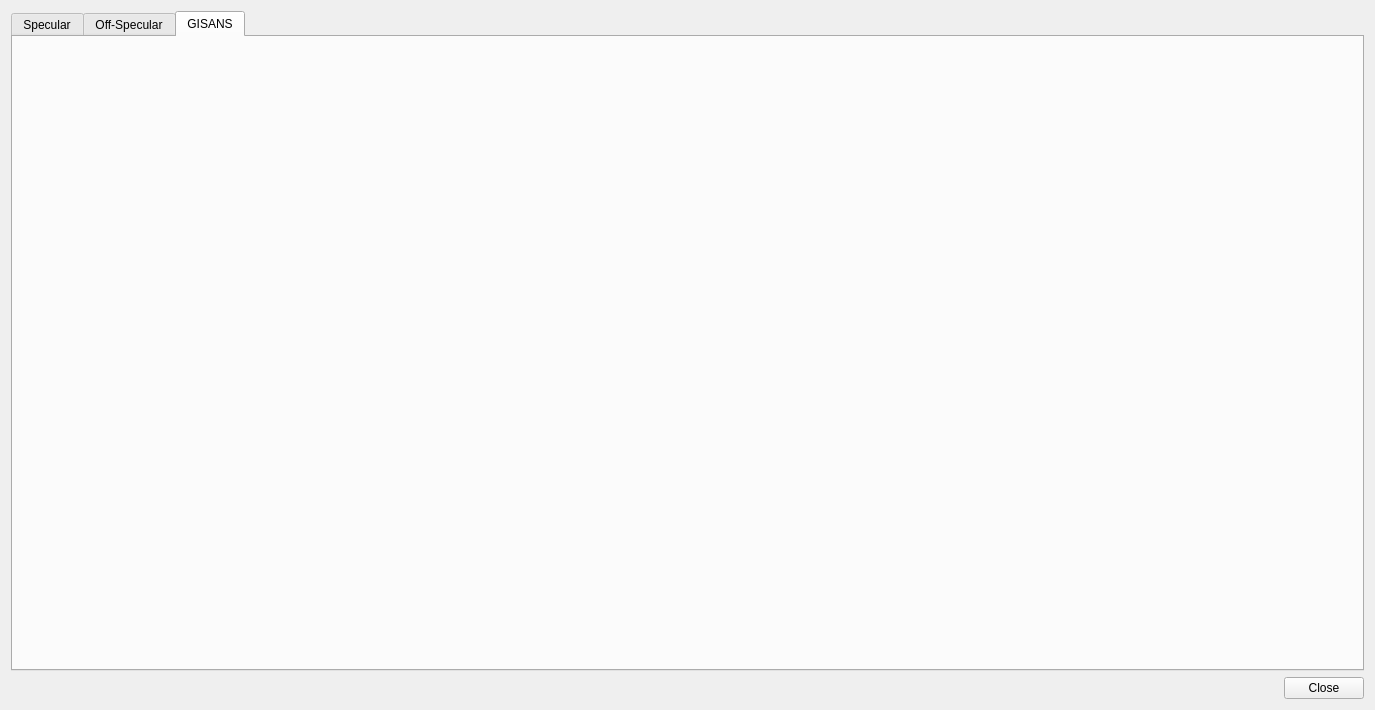
Before: the Qt Designer form designer/ui_result_viewer.ui in neutrons/reflectivity_ui, drawn with Qt 5.
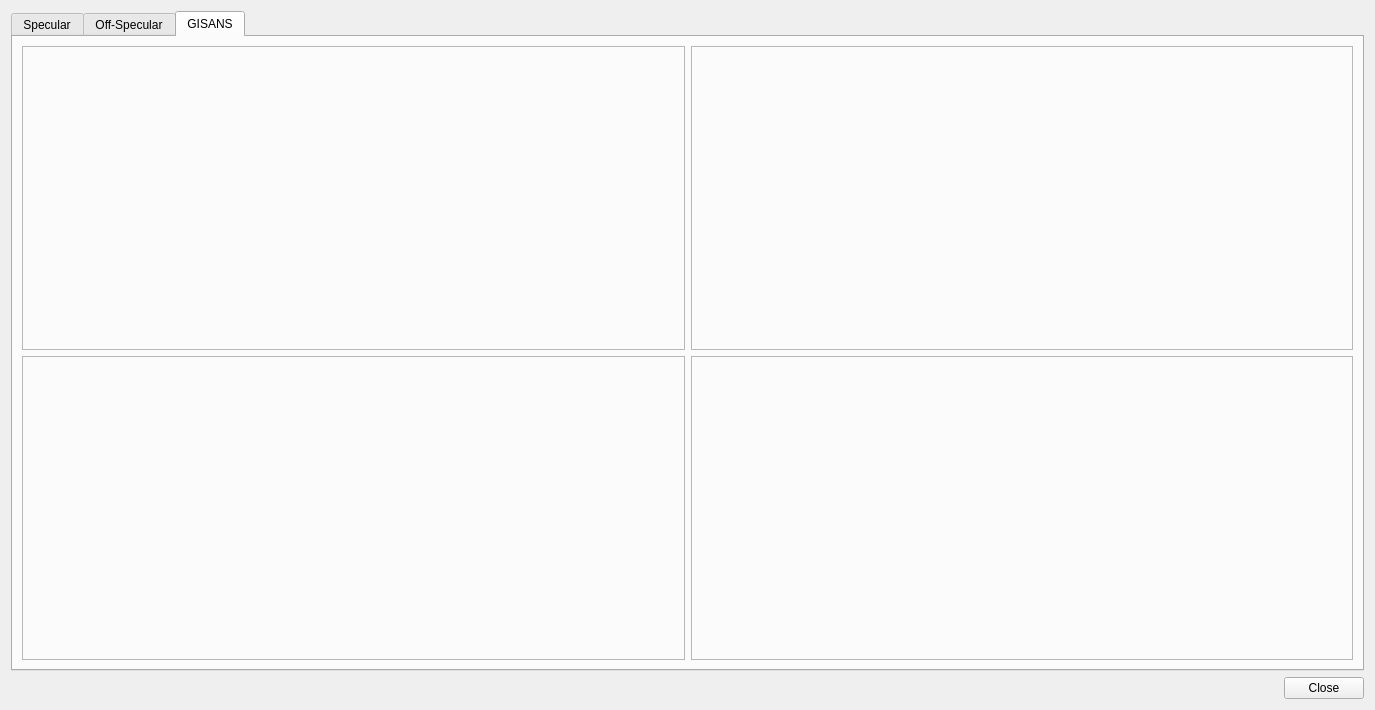
After: the same form once the commit is applied. The open tabs and pages were chosen to show the change. Custom widgets are drawn as their Qt base class.

```diff
--- a/designer/ui_result_viewer.ui
+++ b/designer/ui_result_viewer.ui
@@ -181,6 +181,75 @@
       <attribute name="title">
        <string>GISANS</string>
       </attribute>
+      <layout class="QVBoxLayout" name="verticalLayout_4">
+       <item>
+        <layout class="QHBoxLayout" name="horizontalLayout_2"/>
+       </item>
+       <item>
+        <layout class="QGridLayout" name="gridLayout_3">
+         <item row="0" column="1">
+          <widget class="QFrame" name="gisans_mm_frame">
+           <property name="frameShape">
+            <enum>QFrame::StyledPanel</enum>
+           </property>
+           <property name="frameShadow">
+            <enum>QFrame::Raised</enum>
+           </property>
+           <layout class="QGridLayout" name="gridLayout_8">
+            <item row="0" column="0">
+             <layout class="QGridLayout" name="gisans_mm_layout"/>
+            </item>
+           </layout>
+          </widget>
+         </item>
+         <item row="0" column="0">
+          <widget class="QFrame" name="gisans_pp_frame">
+           <property name="frameShape">
+            <enum>QFrame::StyledPanel</enum>
+           </property>
+           <property name="frameShadow">
+            <enum>QFrame::Raised</enum>
+           </property>
+           <layout class="QGridLayout" name="gridLayout_7">
+            <item row="0" column="0">
+             <layout class="QGridLayout" name="gisans_pp_layout"/>
+            </item>
+           </layout>
+          </widget>
+         </item>
+         <item row="1" column="0">
+          <widget class="QFrame" name="gisans_pm_frame">
+           <property name="frameShape">
+            <enum>QFrame::StyledPanel</enum>
+           </property>
+           <property name="frameShadow">
+            <enum>QFrame::Raised</enum>
+           </property>
+           <layout class="QGridLayout" name="gridLayout_11">
+            <item row="0" column="0">
+             <layout class="QGridLayout" name="gisans_pm_layout"/>
+            </item>
+           </layout>
+          </widget>
+         </item>
+         <item row="1" column="1">
+          <widget class="QFrame" name="gisans_mp_frame">
+           <property name="frameShape">
+            <enum>QFrame::StyledPanel</enum>
+           </property>
+           <property name="frameShadow">
+            <enum>QFrame::Raised</enum>
+           </property>
+           <layout class="QGridLayout" name="gridLayout_12">
+            <item row="0" column="0">
+             <layout class="QGridLayout" name="gisans_mp_layout"/>
+            </item>
+           </layout>
+          </widget>
+         </item>
+        </layout>
+       </item>
+      </layout>
      </widget>
     </widget>
    </item>
```
